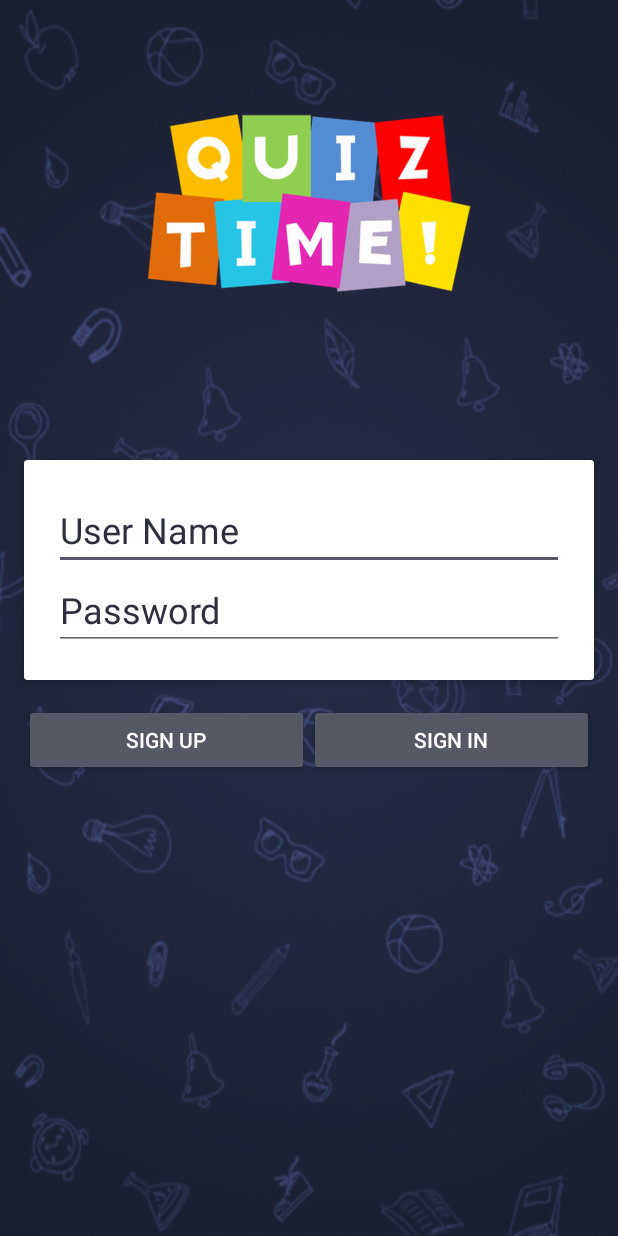
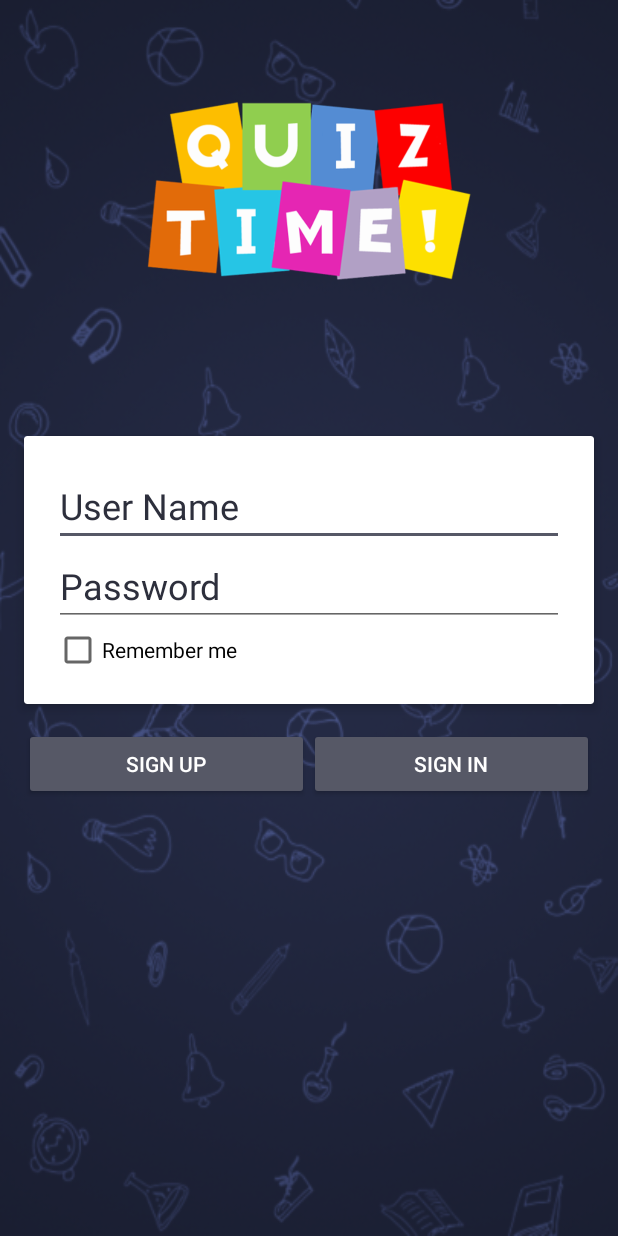
Before and after one commit to 96an/ModelTest, an Android app: the screen it shows after launch (MainActivity), on a phone screen of 412 x 824 dp. Run offline under Robolectric (Android 15) with nearby library versions, the light colour scheme and no system bars; our stand-ins replace Firebase (no records; nobody signed in at launch, a user with empty details on screens opened directly); libraries missing offline, so code that uses them is left out: com.rengwuxian.materialedittext; plain views replace MaterialEditText; 5 statements that could not run were skipped.

Commit message:
Added Remember User

```diff
--- a/app/src/main/java/com/example/eban/modeltest/Activity/MainActivity.java
+++ b/app/src/main/java/com/example/eban/modeltest/Activity/MainActivity.java
@@ -4,12 +4,14 @@ import android.app.AlarmManager;
 import android.app.PendingIntent;
 import android.content.DialogInterface;
 import android.content.Intent;
+import android.content.SharedPreferences;
 import android.support.v7.app.AlertDialog;
 import android.support.v7.app.AppCompatActivity;
 import android.os.Bundle;
 import android.view.LayoutInflater;
 import android.view.View;
 import android.widget.Button;
+import android.widget.CheckBox;
 import android.widget.Toast;
 
 import com.example.eban.modeltest.BroadcastReceiver.AlarmReceiver;
@@ -35,6 +37,10 @@ public class MainActivity extends AppCompatActivity {
     FirebaseDatabase database;
     DatabaseReference users;
 
+    CheckBox mCheckBox;
+
+    public static String PRESS = "PRESS";
+
     @Override
     protected void onCreate(Bundle savedInstanceState) {
         super.onCreate(savedInstanceState);
@@ -51,6 +57,10 @@ public class MainActivity extends AppCompatActivity {
         mSignInBtn = (Button) findViewById(R.id.sign_in);
         mSignUpBtn = (Button) findViewById(R.id.sign_up);
 
+        mCheckBox=findViewById(R.id.check);
+
+        receiveData();
+
         mSignUpBtn.setOnClickListener(new View.OnClickListener() {
             @Override
             public void onClick(View view) {
@@ -61,22 +71,50 @@ public class MainActivity extends AppCompatActivity {
         mSignInBtn.setOnClickListener(new View.OnClickListener() {
             @Override
             public void onClick(View view) {
-                signIn(mUserIn.getText().toString(), mPassIn.getText().toString());
+
+                if (mCheckBox.isChecked()) {
+                    saveData();
+                    signIn(mUserIn.getText().toString(), mPassIn.getText().toString());
+                } else {
+                    signIn(mUserIn.getText().toString(), mPassIn.getText().toString());
+                }
             }
         });
     }
 
+    public void saveData() {
+
+        String userName = mUserIn.getText().toString();
+        String userPass = mPassIn.getText().toString();
+
+        SharedPreferences preferences = getSharedPreferences(PRESS, 0);
+        SharedPreferences.Editor editor = preferences.edit();
+        editor.putString("USER", userName);
+        editor.putString("PASS", userPass);
+        editor.commit();
+    }
+
+    public void receiveData() {
+        SharedPreferences preferences = getSharedPreferences(PRESS, 0);
+        String u = preferences.getString("USER", null);
+        String p = preferences.getString("PASS", null);
+
+        mUserIn.setText(u);
+        mPassIn.setText(p);
+
+    }
+
     private void registerAlarm() {
 
-        Calendar calendar=Calendar.getInstance();
-        calendar.set(Calendar.HOUR_OF_DAY,9);
-        calendar.set(Calendar.MINUTE,10);
-        calendar.set(Calendar.SECOND,0);
+        Calendar calendar = Calendar.getInstance();
+        calendar.set(Calendar.HOUR_OF_DAY, 9);
+        calendar.set(Calendar.MINUTE, 10);
+        calendar.set(Calendar.SECOND, 0);
 
-        Intent intent=new Intent(MainActivity.this, AlarmReceiver.class);
-        PendingIntent pendingIntent= PendingIntent.getActivity(MainActivity.this,0,intent,PendingIntent.FLAG_UPDATE_CURRENT);
+        Intent intent = new Intent(MainActivity.this, AlarmReceiver.class);
+        PendingIntent pendingIntent = PendingIntent.getActivity(MainActivity.this, 0, intent, PendingIntent.FLAG_UPDATE_CURRENT);
         AlarmManager am = (AlarmManager) this.getSystemService(this.ALARM_SERVICE);
-        am.setRepeating(AlarmManager.RTC_WAKEUP,calendar.getTimeInMillis(),AlarmManager.INTERVAL_DAY,pendingIntent);
+        am.setRepeating(AlarmManager.RTC_WAKEUP, calendar.getTimeInMillis(), AlarmManager.INTERVAL_DAY, pendingIntent);
 
     }
 
--- a/app/src/main/res/layout/activity_main.xml
+++ b/app/src/main/res/layout/activity_main.xml
@@ -65,6 +65,12 @@
                     app:met_floatingLabel="highlight"
                     app:met_primaryColor="@color/colorPrimary"
                     app:met_singleLineEllipsis="true" />
+
+                <CheckBox
+                    android:id="@+id/check"
+                    android:text="Remember me"
+                    android:layout_width="match_parent"
+                    android:layout_height="wrap_content" />
             </LinearLayout>
         </android.support.v7.widget.CardView>
 
```
